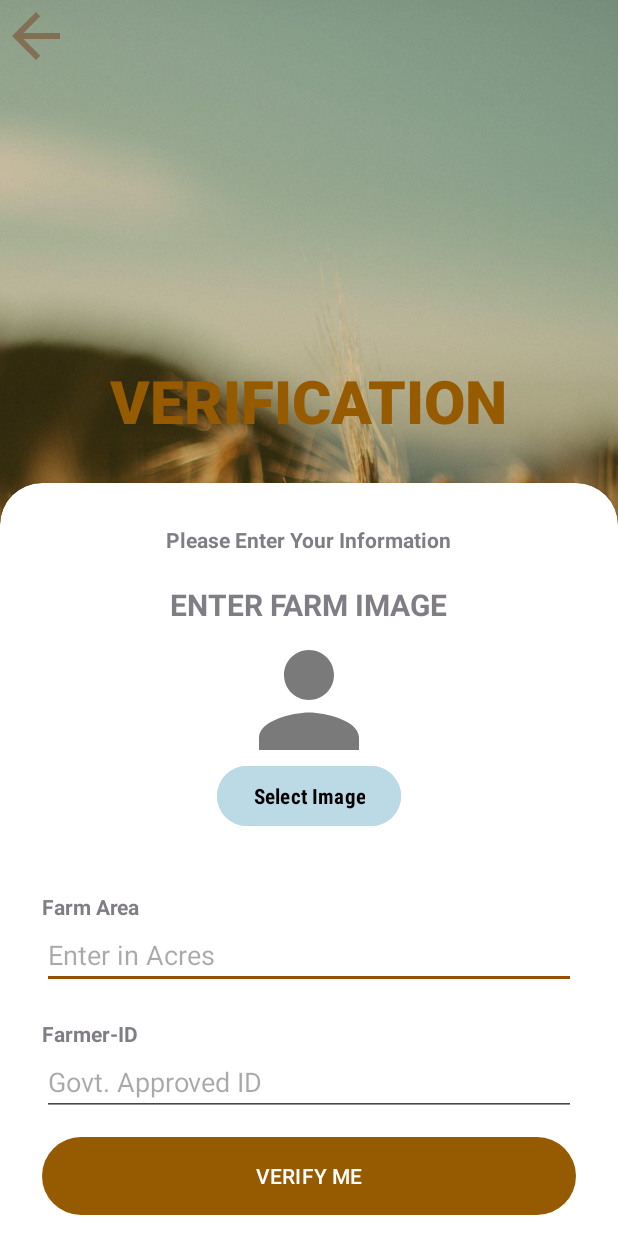
After one commit to KraKinMe/BIGHA, an Android app: the verificationActivity screen opened directly, with no data from a screen before it, on a phone screen of 412 x 824 dp. The commit adds this screen. Run offline under Robolectric (Android 15) with nearby library versions, the phone set to English and light mode, and no system bars; our stand-ins replace Firebase (no records; nobody signed in at launch, a user with empty details on screens opened directly).

Commit message:
Verify check

```diff
--- a/app/build.gradle.kts
+++ b/app/build.gradle.kts
@@ -39,6 +39,7 @@ android {
 dependencies {
 
     implementation("androidx.core:core-ktx:1.9.0")
+    implementation ("com.google.android.material:material:1.4.0")
     implementation("androidx.appcompat:appcompat:1.6.1")
     implementation("com.google.android.material:material:1.9.0")
     implementation("androidx.constraintlayout:constraintlayout:2.1.4")
--- /dev/null
+++ b/app/src/main/java/com/example/myapplication/VerifiedFarmers.kt
@@ -0,0 +1,5 @@
+package com.example.myapplication
+
+data class VerifiedFarmers(val FarmArea:String?=null , val FarmImage: String?=null , val GovtID:String?=null ){
+
+}
--- /dev/null
+++ b/app/src/main/java/com/example/myapplication/verificationActivity.kt
@@ -0,0 +1,103 @@
+package com.example.myapplication
+
+import android.content.Intent
+import androidx.appcompat.app.AppCompatActivity
+import android.os.Bundle
+import android.view.View
+import android.widget.ImageView
+import android.app.Activity
+import android.content.Context
+import android.graphics.Bitmap
+import android.graphics.BitmapFactory
+import android.net.Uri
+import android.provider.MediaStore
+import android.util.Base64
+import android.widget.Button
+import android.widget.EditText
+import android.widget.Toast
+import com.google.firebase.database.DatabaseReference
+import com.google.firebase.database.FirebaseDatabase
+import java.io.ByteArrayOutputStream
+
+class verificationActivity : AppCompatActivity() {
+    private val REQUEST_IMAGE_PICK=1
+    private lateinit var farmImageView: ImageView
+    private lateinit var selectImageButton: Button
+    private lateinit var FarmArea:EditText
+    private lateinit var GovtID:EditText
+    private lateinit var Verify:Button
+    private lateinit var database: DatabaseReference
+    var sImage:String?=""
+
+    override fun onCreate(savedInstanceState: Bundle?) {
+        super.onCreate(savedInstanceState)
+        setContentView(R.layout.activity_verification)
+        supportActionBar?.hide()
+        Verify = findViewById(R.id.VerifyMe)
+        farmImageView =findViewById(R.id.farmImageView)
+        selectImageButton = findViewById(R.id.selectImageButton)
+
+        selectImageButton.setOnClickListener {
+            // Launch the image picker when the button is clicked
+            val intent = Intent(Intent.ACTION_PICK, MediaStore.Images.Media.EXTERNAL_CONTENT_URI)
+            startActivityForResult(intent, REQUEST_IMAGE_PICK)
+//            Toast.makeText(this,"Image selected",Toast.LENGTH_SHORT).show()
+        }
+
+        FarmArea = findViewById(R.id.FarmArea)
+        GovtID = findViewById(R.id.GovtID)
+
+        Verify.setOnClickListener {
+            Toast.makeText(this,"Sending ...",Toast.LENGTH_SHORT).show()
+            val FarmArea=FarmArea.text.toString()
+            val GovtID=GovtID.text.toString()
+            val sharedPref=getSharedPreferences("my_prefs", Context.MODE_PRIVATE)
+            val savedUserName=sharedPref.getString("User","ghfhgf")?:"."
+
+            database = FirebaseDatabase.getInstance().getReference("VerifiedFarmers")
+            val VerifiedFarmers=VerifiedFarmers(FarmArea,sImage,GovtID)
+            var check = false
+
+            //     Toast.makeText(this,"Agla toast",Toast.LENGTH_SHORT).show()
+            database.child(savedUserName).setValue(VerifiedFarmers).addOnSuccessListener {
+                Toast.makeText(this,savedUserName,Toast.LENGTH_SHORT).show()
+                check=true
+
+            }.addOnCanceledListener {
+                Toast.makeText(this,"Kuch to Gadbad Hai Daya",Toast.LENGTH_SHORT).show()
+                check=false
+            }
+        }
+
+    }
+
+    fun previous(view : View){
+        startActivity(Intent(this,homeActivity::class.java))
+        finish()
+    }
+
+    override fun onActivityResult(requestCode: Int, resultCode: Int, data: Intent?) {
+        super.onActivityResult(requestCode, resultCode, data)
+
+        if (requestCode == REQUEST_IMAGE_PICK && resultCode == RESULT_OK && data != null) {
+            val selectedImageUri: Uri? = data.data
+
+            // Set the selected image to the ImageView
+            try {
+                val bitmap: Bitmap = MediaStore.Images.Media.getBitmap(this.contentResolver, selectedImageUri)
+                farmImageView.setImageBitmap(bitmap)
+                val inputStream = contentResolver.openInputStream(selectedImageUri!!)
+                val myBitmap = BitmapFactory.decodeStream(inputStream)
+                var stream = ByteArrayOutputStream()
+                myBitmap.compress(Bitmap.CompressFormat.PNG,100,stream)
+                var bytes = stream.toByteArray()
+                sImage= Base64.encodeToString(bytes,Base64.DEFAULT)
+                Toast.makeText(this,"Image Selected",Toast.LENGTH_SHORT).show()
+
+            } catch (e: Exception) {
+                e.printStackTrace()
+            }
+        }
+    }
+
+}
--- /dev/null
+++ b/app/src/main/res/layout/activity_verification.xml
@@ -0,0 +1,203 @@
+<?xml version="1.0" encoding="utf-8"?>
+<RelativeLayout xmlns:android="http://schemas.android.com/apk/res/android"
+    xmlns:app="http://schemas.android.com/apk/res-auto"
+    xmlns:tools="http://schemas.android.com/tools"
+    android:layout_width="match_parent"
+    android:layout_height="match_parent"
+    android:background="@drawable/background"
+    tools:context=".regActivity">
+
+    <TextView
+        android:layout_width="wrap_content"
+        android:layout_height="wrap_content"
+        android:drawableTop="@drawable/baseline_arrow_back_24"
+        android:clickable="true"
+        android:onClick="previous"
+        />
+
+    <RelativeLayout
+        android:layout_width="match_parent"
+        android:layout_height="match_parent"
+        android:background="@color/my_primary"
+        android:alpha="0.3"/>
+    <LinearLayout
+        android:layout_width="match_parent"
+        android:layout_height="wrap_content"
+        android:orientation="vertical"
+        android:gravity="center"
+        android:layout_above="@+id/card_view"
+        android:padding="28dp">
+
+        <TextView
+            android:layout_width="wrap_content"
+            android:layout_height="wrap_content"
+            android:text="VERIFICATION"
+            android:textStyle="bold"
+            android:fontFamily="sans-serif-medium"
+            android:textSize="40sp"
+            android:textColor="@color/my_primary"/>
+    </LinearLayout>
+
+    <androidx.cardview.widget.CardView
+        android:layout_width="match_parent"
+        android:layout_height="wrap_content"
+        android:layout_alignParentBottom="true"
+        app:cardCornerRadius="28dp"
+        android:layout_marginBottom="-28dp"
+        android:id="@+id/card_view">
+
+        <LinearLayout
+            android:layout_width="match_parent"
+            android:layout_height="wrap_content"
+            android:orientation="vertical"
+            android:padding="28dp">
+
+            <TextView
+                android:layout_width="wrap_content"
+                android:layout_height="wrap_content"
+                android:text="@string/Enter_info"
+                android:alpha="0.7"
+                android:textStyle="bold"
+                android:layout_gravity="center"
+                android:layout_marginBottom="20dp"/>
+            <!--            <View-->
+            <!--                android:layout_width="wrap_content"-->
+            <!--                android:layout_height="30dp"/>-->
+            <!--            <TextView-->
+            <!--                android:layout_width="wrap_content"-->
+            <!--                android:layout_height="wrap_content"-->
+            <!--                android:text="@string/name"-->
+            <!--                android:alpha="0.7"-->
+            <!--                android:textStyle="bold"/>-->
+
+            <!--            HINTS TO BE THOUGHT HOW TO BE REASSIGNED FOR CHANGE IN LANG.-->
+            <!--            <EditText-->
+            <!--                android:id="@+id/nameEditText"-->
+            <!--                android:layout_width="match_parent"-->
+            <!--                android:layout_height="wrap_content"-->
+            <!--                android:hint="@string/your_name"-->
+            <!--                android:inputType="textPersonName"-->
+            <!--                />-->
+
+
+            <!--            <View-->
+            <!--                android:layout_width="wrap_content"-->
+            <!--                android:layout_height="20dp"/>-->
+            <!--            <TextView-->
+            <!--                android:layout_width="wrap_content"-->
+            <!--                android:layout_height="wrap_content"-->
+            <!--                android:text="@string/Mobile_NO"-->
+            <!--                android:alpha="0.7"-->
+            <!--                android:textStyle="bold"/>-->
+
+            <!--            <EditText-->
+            <!--                android:id="@+id/MobileEditText"-->
+            <!--                android:layout_width="match_parent"-->
+            <!--                android:layout_height="wrap_content"-->
+            <!--                android:hint="@string/your_mob_no"-->
+            <!--                android:inputType="text|phone" />-->
+
+            <TextView
+                android:layout_width="wrap_content"
+                android:layout_height="wrap_content"
+                android:text="ENTER FARM IMAGE"
+                android:textStyle="bold"
+                android:layout_gravity="center"
+                android:textSize="20dp"
+                android:alpha="0.7"
+                >
+            </TextView>
+            <ImageView
+                android:layout_width="100dp"
+                android:layout_height="80dp"
+                android:scaleType="centerCrop"
+                android:id="@+id/farmImageView"
+                android:layout_gravity="center"
+                android:layout_marginTop="10dp"
+
+                android:src="@drawable/baseline_person_24"
+                >
+            </ImageView>
+            <Button
+                android:layout_width="wrap_content"
+                android:layout_height="wrap_content"
+                android:id="@+id/selectImageButton"
+                android:text="@string/select_image"
+
+                android:layout_gravity="center"
+                android:textStyle="bold"
+                android:fontFamily="sans-serif-condensed"
+                android:textColor="@color/black"
+                android:backgroundTint="#BCD9E6"
+                >
+
+            </Button>
+
+            <View
+                android:layout_width="wrap_content"
+                android:layout_height="20dp"/>
+            <TextView
+                android:layout_width="wrap_content"
+                android:layout_height="wrap_content"
+                android:text="Farm Area"
+                android:alpha="0.7"
+                android:textStyle="bold"
+                android:layout_marginTop="20dp"/>
+            <EditText
+                android:id="@+id/FarmArea"
+                android:layout_width="match_parent"
+                android:layout_height="wrap_content"
+                android:inputType="number"
+                android:hint="Enter in Acres" />
+
+            <View
+                android:layout_width="wrap_content"
+                android:layout_height="20dp"/>
+            <TextView
+                android:layout_width="wrap_content"
+                android:layout_height="wrap_content"
+                android:text="Farmer-ID"
+                android:alpha="0.7"
+                android:textStyle="bold"/>
+            <EditText
+                android:layout_width="match_parent"
+                android:layout_height="wrap_content"
+                android:inputType="text"
+                android:hint="Govt. Approved ID"
+                android:id="@+id/GovtID"/>
+
+            <!--            <RelativeLayout-->
+            <!--                android:layout_width="match_parent"-->
+            <!--                android:layout_height="wrap_content">-->
+
+            <!--                <CheckBox-->
+            <!--                    android:layout_width="wrap_content"-->
+            <!--                    android:layout_height="wrap_content"-->
+            <!--                    android:text="@string/Remember_me"-->
+            <!--                    android:layout_centerVertical="true"-->
+            <!--                    android:alpha="0.7"/>-->
+
+            <!--            </RelativeLayout>-->
+
+            <View
+                android:layout_width="wrap_content"
+                android:layout_height="10dp"/>
+
+            <com.google.android.material.button.MaterialButton
+                android:layout_width="match_parent"
+                android:layout_height="60dp"
+                android:id="@+id/VerifyMe"
+                android:text="VERIFY ME"
+
+                />
+
+            <View
+                android:layout_width="wrap_content"
+                android:layout_height="10dp"/>
+
+
+
+        </LinearLayout>
+
+    </androidx.cardview.widget.CardView>
+</RelativeLayout>
--- a/app/src/main/res/layout/list_dropdown.xml
+++ b/app/src/main/res/layout/list_dropdown.xml
@@ -7,5 +7,4 @@
     android:ellipsize="end"
     android:maxLines="1"
     android:textAppearance="?attr/textAppearanceSubtitle1">
-
 </TextView>
```
Also changed, not shown: app/src/main/AndroidManifest.xml (+9 -0 lines), app/src/main/java/com/example/myapplication/homeActivity.kt (+47 -4 lines), app/src/main/java/com/example/myapplication/mpsellActivity.kt (added, +39 -0 lines), app/src/main/java/com/example/myapplication/verifylockActivity.kt (added, +19 -0 lines), app/src/main/res/layout/activity_home.xml (+9 -15 lines), app/src/main/res/layout/activity_mpsell.xml (added, +184 -0 lines), app/src/main/res/layout/activity_verifylock.xml (added, +64 -0 lines), app/src/main/res/drawable/img1.jpg (added), app/src/main/res/drawable/img2.jpg (added), app/src/main/res/drawable/img_1.png (added), app/src/main/res/drawable/imgmarket.jpg (added), app/src/main/res/drawable/imgrent.jpg (added), app/src/main/res/drawable/imgtourism.jpg (added), app/src/main/res/drawable/lock.png (added).
